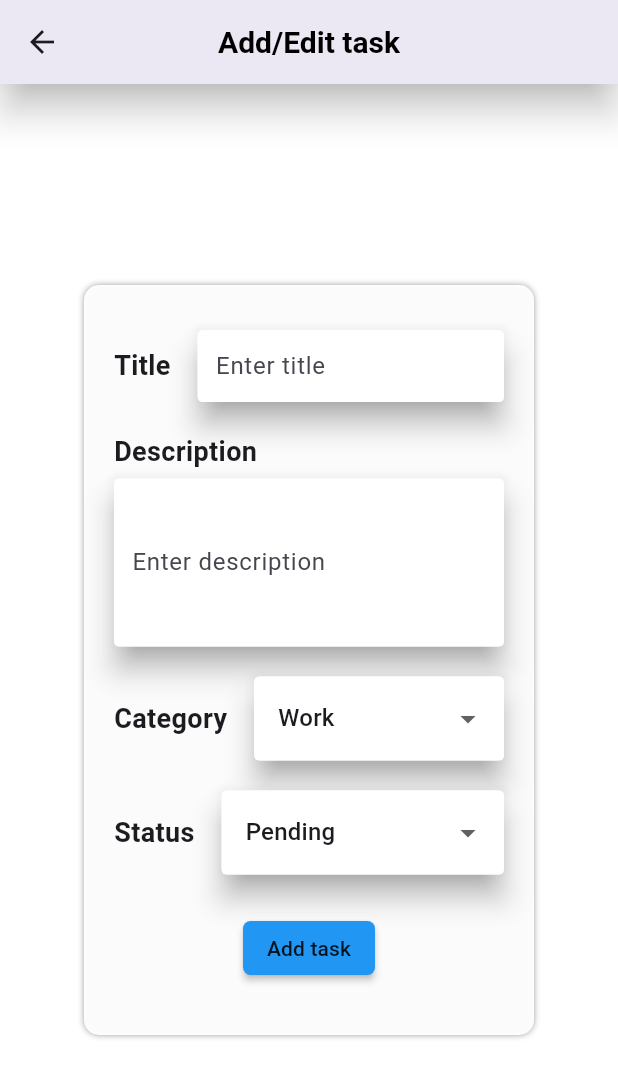
After one commit to YogeshPeriyasamy/todoApp, a Flutter app: the screen it shows after launch, after a tap on "Add task", on a phone screen of 412 x 824 dp. The commit adds this screen. Shown: the top 1078 px of the screen. Run offline on Flutter 3.47's test engine with Material 3 defaults, Android fonts, the phone set to English and light mode, and no system bars; our stand-ins replace shared_preferences, stacked, stacked_services, stacked_shared.

Commit message:
added form for adding task

```diff
--- a/lib/app/app.dart
+++ b/lib/app/app.dart
@@ -6,6 +6,8 @@ import 'package:stacked/stacked_annotations.dart';
 import 'package:stacked_services/stacked_services.dart';
 import 'package:realtodo/ui/views/dashboard/dashboard_view.dart';
 import 'package:realtodo/services/prefs_service_service.dart';
+import 'package:realtodo/ui/views/addtask/addtask_view.dart';
+import 'package:realtodo/services/themetoggle_service.dart';
 // @stacked-import
 
 @StackedApp(
@@ -13,6 +15,7 @@ import 'package:realtodo/services/prefs_service_service.dart';
     MaterialRoute(page: HomeView),
     MaterialRoute(page: StartupView),
     MaterialRoute(page: DashboardView),
+    MaterialRoute(page: AddtaskView),
 // @stacked-route
   ],
   dependencies: [
@@ -20,6 +23,7 @@ import 'package:realtodo/services/prefs_service_service.dart';
     LazySingleton(classType: DialogService),
     LazySingleton(classType: NavigationService),
     LazySingleton(classType: PrefsServiceService),
+    LazySingleton(classType: ThemetoggleService),
 // @stacked-service
   ],
   bottomsheets: [
--- a/lib/app/app.locator.dart
+++ b/lib/app/app.locator.dart
@@ -12,6 +12,7 @@ import 'package:stacked_services/src/navigation/navigation_service.dart';
 import 'package:stacked_shared/stacked_shared.dart';
 
 import '../services/prefs_service_service.dart';
+import '../services/themetoggle_service.dart';
 
 final locator = StackedLocator.instance;
 
@@ -28,4 +29,5 @@ Future<void> setupLocator({
   locator.registerLazySingleton(() => DialogService());
   locator.registerLazySingleton(() => NavigationService());
   locator.registerLazySingleton(() => PrefsServiceService());
+  locator.registerLazySingleton(() => ThemetoggleService());
 }
--- a/lib/app/app.router.dart
+++ b/lib/app/app.router.dart
@@ -5,13 +5,14 @@
 // **************************************************************************
 
 // ignore_for_file: no_leading_underscores_for_library_prefixes
-import 'package:flutter/material.dart' as _i5;
+import 'package:flutter/material.dart' as _i6;
 import 'package:flutter/material.dart';
+import 'package:realtodo/ui/views/addtask/addtask_view.dart' as _i5;
 import 'package:realtodo/ui/views/dashboard/dashboard_view.dart' as _i4;
 import 'package:realtodo/ui/views/home/home_view.dart' as _i2;
 import 'package:realtodo/ui/views/startup/startup_view.dart' as _i3;
 import 'package:stacked/stacked.dart' as _i1;
-import 'package:stacked_services/stacked_services.dart' as _i6;
+import 'package:stacked_services/stacked_services.dart' as _i7;
 
 class Routes {
   static const homeView = '/home-view';
@@ -20,10 +21,13 @@ class Routes {
 
   static const dashboardView = '/dashboard-view';
 
+  static const addtaskView = '/addtask-view';
+
   static const all = <String>{
     homeView,
     startupView,
     dashboardView,
+    addtaskView,
   };
 }
 
@@ -41,24 +45,37 @@ class StackedRouter extends _i1.RouterBase {
       Routes.dashboardView,
       page: _i4.DashboardView,
     ),
+    _i1.RouteDef(
+      Routes.addtaskView,
+      page: _i5.AddtaskView,
+    ),
   ];
 
   final _pagesMap = <Type, _i1.StackedRouteFactory>{
     _i2.HomeView: (data) {
-      return _i5.MaterialPageRoute<dynamic>(
+      return _i6.MaterialPageRoute<dynamic>(
         builder: (context) => const _i2.HomeView(),
         settings: data,
       );
     },
     _i3.StartupView: (data) {
-      return _i5.MaterialPageRoute<dynamic>(
+      return _i6.MaterialPageRoute<dynamic>(
         builder: (context) => const _i3.StartupView(),
         settings: data,
       );
     },
     _i4.DashboardView: (data) {
-      return _i5.MaterialPageRoute<dynamic>(
-        builder: (context) =>  _i4.DashboardView(),
+      final args = data.getArgs<DashboardViewArguments>(
+        orElse: () => const DashboardViewArguments(),
+      );
+      return _i6.MaterialPageRoute<dynamic>(
+        builder: (context) => _i4.DashboardView(key: args.key),
+        settings: data,
+      );
+    },
+    _i5.AddtaskView: (data) {
+      return _i6.MaterialPageRoute<dynamic>(
+        builder: (context) => const _i5.AddtaskView(),
         settings: data,
       );
     },
@@ -71,7 +88,29 @@ class StackedRouter extends _i1.RouterBase {
   Map<Type, _i1.StackedRouteFactory> get pagesMap => _pagesMap;
 }
 
-extension NavigatorStateExtension on _i6.NavigationService {
+class DashboardViewArguments {
+  const DashboardViewArguments({this.key});
+
+  final _i6.Key? key;
+
+  @override
+  String toString() {
+    return '{"key": "$key"}';
+  }
+
+  @override
+  bool operator ==(covariant DashboardViewArguments other) {
+    if (identical(this, other)) return true;
+    return other.key == key;
+  }
+
+  @override
+  int get hashCode {
+    return key.hashCode;
+  }
+}
+
+extension NavigatorStateExtension on _i7.NavigationService {
   Future<dynamic> navigateToHomeView([
     int? routerId,
     bool preventDuplicates = true,
@@ -100,14 +139,30 @@ extension NavigatorStateExtension on _i6.NavigationService {
         transition: transition);
   }
 
-  Future<dynamic> navigateToDashboardView([
+  Future<dynamic> navigateToDashboardView({
+    _i6.Key? key,
+    int? routerId,
+    bool preventDuplicates = true,
+    Map<String, String>? parameters,
+    Widget Function(BuildContext, Animation<double>, Animation<double>, Widget)?
+        transition,
+  }) async {
+    return navigateTo<dynamic>(Routes.dashboardView,
+        arguments: DashboardViewArguments(key: key),
+        id: routerId,
+        preventDuplicates: preventDuplicates,
+        parameters: parameters,
+        transition: transition);
+  }
+
+  Future<dynamic> navigateToAddtaskView([
     int? routerId,
     bool preventDuplicates = true,
     Map<String, String>? parameters,
     Widget Function(BuildContext, Animation<double>, Animation<double>, Widget)?
         transition,
   ]) async {
-    return navigateTo<dynamic>(Routes.dashboardView,
+    return navigateTo<dynamic>(Routes.addtaskView,
         id: routerId,
         preventDuplicates: preventDuplicates,
         parameters: parameters,
@@ -142,14 +197,30 @@ extension NavigatorStateExtension on _i6.NavigationService {
         transition: transition);
   }
 
-  Future<dynamic> replaceWithDashboardView([
+  Future<dynamic> replaceWithDashboardView({
+    _i6.Key? key,
+    int? routerId,
+    bool preventDuplicates = true,
+    Map<String, String>? parameters,
+    Widget Function(BuildContext, Animation<double>, Animation<double>, Widget)?
+        transition,
+  }) async {
+    return replaceWith<dynamic>(Routes.dashboardView,
+        arguments: DashboardViewArguments(key: key),
+        id: routerId,
+        preventDuplicates: preventDuplicates,
+        parameters: parameters,
+        transition: transition);
+  }
+
+  Future<dynamic> replaceWithAddtaskView([
     int? routerId,
     bool preventDuplicates = true,
     Map<String, String>? parameters,
     Widget Function(BuildContext, Animation<double>, Animation<double>, Widget)?
         transition,
   ]) async {
-    return replaceWith<dynamic>(Routes.dashboardView,
+    return replaceWith<dynamic>(Routes.addtaskView,
         id: routerId,
         preventDuplicates: preventDuplicates,
         parameters: parameters,
--- a/lib/services/prefs_service_service.dart
+++ b/lib/services/prefs_service_service.dart
@@ -5,11 +5,9 @@ import '../models/todo_model.dart';
 class PrefsServiceService {
   static String listName = "todoList";
 
-  static Future<void> addTodos() async{
+  static Future<void> addTodos() async {}
 
-  }
-
-  static Future<List<Todo>> getTodos() async{
+  static Future<List<Todo>> getTodos() async {
     return [];
   }
 }
--- /dev/null
+++ b/lib/services/themetoggle_service.dart
@@ -0,0 +1,19 @@
+import 'package:stacked/stacked.dart';
+
+class ThemetoggleService with ReactiveServiceMixin {
+  bool _isDark = false;
+
+  bool get isDark => _isDark;
+
+  ThemetoggleService() {
+    listenToReactiveValues([_isDarkreactive]);
+  }
+
+  final ReactiveValue<bool> _isDarkreactive = ReactiveValue(false);
+
+  void toggleTheme() {
+    _isDarkreactive.value = !_isDarkreactive.value;
+    _isDark = _isDarkreactive.value;
+    notifyListeners();
+  }
+}
--- /dev/null
+++ b/lib/ui/views/addtask/addtask_view.dart
@@ -0,0 +1,202 @@
+import 'package:flutter/material.dart';
+import 'package:stacked/stacked.dart';
+
+import 'addtask_viewmodel.dart';
+
+class AddtaskView extends StackedView<AddtaskViewModel> {
+  const AddtaskView({Key? key}) : super(key: key);
+
+  @override
+  Widget builder(
+    BuildContext context,
+    AddtaskViewModel viewModel,
+    Widget? child,
+  ) {
+    return Scaffold(
+      appBar: AppBar(
+        backgroundColor: viewModel.isDark ? Colors.black : Colors.white,
+        elevation: 10,
+        shadowColor: viewModel.isDark ? Colors.white : Colors.black,
+        title: Text(
+          "Add/Edit task",
+          style: TextStyle(
+              fontSize: 20,
+              fontWeight: FontWeight.bold,
+              color: viewModel.isDark ? Colors.white : Colors.black),
+        ),
+        centerTitle: true,
+      ),
+      body: Container(
+        color: viewModel.isDark ? Colors.black : Colors.white,
+        child: Center(
+          child: Container(
+            width: 300,
+            height: 500,
+            decoration: BoxDecoration(
+                borderRadius: BorderRadius.circular(10),
+                color: viewModel.isDark
+                    ? Colors.white
+                    : const Color.fromARGB(244, 255, 255, 255),
+                boxShadow: List.filled(
+                    1, BoxShadow(blurRadius: 3, color: Colors.grey))),
+            padding: EdgeInsets.only(top: 30, bottom: 30, left: 20, right: 20),
+            child: Column(
+              crossAxisAlignment: CrossAxisAlignment.start,
+              children: [
+                Row(
+                  children: [
+                    Container(
+                        padding: EdgeInsets.only(right: 18),
+                        child: Text(
+                          "Title",
+                          style: TextStyle(
+                              fontSize: 18, fontWeight: FontWeight.w700),
+                        )),
+                    Expanded(
+                      child: Material(
+                        elevation: 8,
+                        shape: RoundedRectangleBorder(
+                            borderRadius: BorderRadiusGeometry.circular(3)),
+                        shadowColor: Colors.grey,
+                        child: TextField(
+                            decoration: const InputDecoration(
+                                border: OutlineInputBorder(
+                                    borderSide: BorderSide.none),
+                                contentPadding: EdgeInsets.all(8),
+                                filled: true,
+                                fillColor: Colors.white,
+                                labelText: "Enter title")),
+                      ),
+                    )
+                  ],
+                ),
+                SizedBox(
+                  height: 20,
+                ),
+                Text(
+                  "Description",
+                  style: TextStyle(fontSize: 18, fontWeight: FontWeight.w700),
+                ),
+                SizedBox(
+                  height: 5,
+                ),
+                Material(
+                  elevation: 8,
+                  shape: RoundedRectangleBorder(
+                      borderRadius: BorderRadiusGeometry.circular(3)),
+                  shadowColor: Colors.grey,
+                  child: TextField(
+                      maxLines: null,
+                      minLines: 4,
+                      decoration: const InputDecoration(
+                          border:
+                              OutlineInputBorder(borderSide: BorderSide.none),
+                          contentPadding: EdgeInsets.all(8),
+                          filled: true,
+                          fillColor: Colors.white,
+                          labelText: "Enter description")),
+                ),
+                SizedBox(
+                  height: 20,
+                ),
+                Row(
+                  children: [
+                    Container(
+                        padding: EdgeInsets.only(right: 18),
+                        child: Text(
+                          "Category",
+                          style: TextStyle(
+                              fontSize: 18, fontWeight: FontWeight.w700),
+                        )),
+                    Expanded(
+                      child: Material(
+                        elevation: 8,
+                        shape: RoundedRectangleBorder(
+                            borderRadius: BorderRadiusGeometry.circular(3)),
+                        shadowColor: Colors.grey,
+                        child: DropdownButtonFormField<String>(
+                            initialValue: viewModel.selectedCategory,
+                            items: viewModel.categories.map((category) {
+                              return DropdownMenuItem<String>(
+                                child: Text(category),
+                                value: category,
+                              );
+                            }).toList(),
+                            decoration: InputDecoration(
+                                filled: true,
+                                fillColor: Colors.white,
+                                border: OutlineInputBorder(
+                                    borderSide: BorderSide.none)),
+                            onChanged: (value) {
+                              viewModel.setCategory(value);
+                            }),
+                      ),
+                    )
+                  ],
+                ),
+                SizedBox(
+                  height: 20,
+                ),
+                Row(
+                  children: [
+                    Container(
+                        padding: EdgeInsets.only(right: 18),
+                        child: Text(
+                          "Status",
+                          style: TextStyle(
+                              fontSize: 18, fontWeight: FontWeight.w700),
+                        )),
+                    Expanded(
+                      child: Material(
+                        elevation: 8,
+                        shape: RoundedRectangleBorder(
+                            borderRadius: BorderRadiusGeometry.circular(3)),
+                        shadowColor: Colors.grey,
+                        child: DropdownButtonFormField<String>(
+                            initialValue: viewModel.status,
+                            items: viewModel.statusList.map((stat) {
+                              return DropdownMenuItem<String>(
+                                child: Text(stat),
+                                value: stat,
+                              );
+                            }).toList(),
+                            decoration: InputDecoration(
+                                filled: true,
+                                fillColor: Colors.white,
+                                border: OutlineInputBorder(
+                                    borderSide: BorderSide.none)),
+                            onChanged: (value) {
+                              viewModel.setCategory(value);
+                            }),
+                      ),
+                    )
+                  ],
+                ),
+                SizedBox(
+                  height: 25,
+                ),
+                Center(
+                  child: MaterialButton(
+                    padding: EdgeInsets.zero,
+                    color: Colors.blue,
+                    shape: RoundedRectangleBorder(
+                      borderRadius: BorderRadius.circular(5),
+                    ),
+                    onPressed: () {},
+                    child: Text("Add task"),
+                  ),
+                )
+              ],
+            ),
+          ),
+        ),
+      ),
+    );
+  }
+
+  @override
+  AddtaskViewModel viewModelBuilder(
+    BuildContext context,
+  ) =>
+      AddtaskViewModel();
+}
--- /dev/null
+++ b/lib/ui/views/addtask/addtask_viewmodel.dart
@@ -0,0 +1,21 @@
+import 'package:realtodo/app/app.locator.dart';
+import 'package:realtodo/services/themetoggle_service.dart';
+import 'package:stacked/stacked.dart';
+
+class AddtaskViewModel extends BaseViewModel {
+  final ThemetoggleService _themeService = locator<ThemetoggleService>();
+
+  bool get isDark => _themeService.isDark;
+
+  String selectedCategory = "Work";
+  List<String> categories = ["Work", "Personal", "Home", "Urgent", "Health"];
+  void setCategory(category) {
+    selectedCategory = category;
+  }
+
+  String status = "Pending";
+  List<String> statusList = ["Pending", "Completed"];
+  void setStatus(stat) {
+    status = stat;
+  }
+}
--- a/lib/ui/views/dashboard/dashboard_view.dart
+++ b/lib/ui/views/dashboard/dashboard_view.dart
@@ -64,7 +64,8 @@ class DashboardView extends StackedView<DashboardViewModel> {
               margin: EdgeInsets.only(top: 10, bottom: 10, left: 50, right: 50),
               padding: EdgeInsets.all(11),
               decoration: BoxDecoration(
-                  borderRadius: BorderRadius.circular(8), color: const Color.fromARGB(255, 172, 211, 243)),
+                  borderRadius: BorderRadius.circular(8),
+                  color: const Color.fromARGB(255, 172, 211, 243)),
               child: Column(
                 children: [
                   Row(
@@ -151,11 +152,16 @@ class DashboardView extends StackedView<DashboardViewModel> {
           ],
         ),
       ),
-      floatingActionButton: Container(
-          decoration: BoxDecoration(
-              borderRadius: BorderRadius.circular(8), color: Colors.blue),
-          padding: const EdgeInsets.all(5),
-          child: const Text("Add task")),
+      floatingActionButton: GestureDetector(
+        onTap: () {
+          viewModel.navigateToAddtaskview();
+        },
+        child: Container(
+            decoration: BoxDecoration(
+                borderRadius: BorderRadius.circular(8), color: Colors.blue),
+            padding: const EdgeInsets.all(5),
+            child: const Text("Add task")),
+      ),
     );
   }
 
--- a/lib/ui/views/dashboard/dashboard_viewmodel.dart
+++ b/lib/ui/views/dashboard/dashboard_viewmodel.dart
@@ -1,16 +1,21 @@
 import 'package:flutter/material.dart';
 import 'package:realtodo/app/app.locator.dart';
+import 'package:realtodo/app/app.router.dart';
 import 'package:realtodo/services/prefs_service_service.dart';
+import 'package:realtodo/services/themetoggle_service.dart';
 import 'package:stacked/stacked.dart';
+import 'package:stacked_services/stacked_services.dart';
 import '../../../models/todo_model.dart';
 
 class DashboardViewModel extends BaseViewModel {
   final PrefsServiceService _prefService = locator<PrefsServiceService>();
+  final NavigationService navigator = locator<NavigationService>();
+  final _themeService = locator<ThemetoggleService>();
 
   List<Todo> _todos = [];
   List get todos => _todos;
 
-  bool isDarkThemed = false;
+  bool get isDarkThemed => _themeService.isDark;
 
   List<String> categoryList = ["Work", "Personal", "Home", "Urgent", "Health"];
 
@@ -32,7 +37,7 @@ class DashboardViewModel extends BaseViewModel {
   }
 
   void toggleTheme() {
-    isDarkThemed = !isDarkThemed;
+    _themeService.toggleTheme();
     notifyListeners();
   }
 
@@ -44,4 +49,8 @@ class DashboardViewModel extends BaseViewModel {
   void setSearch(String text) {
     searchedText = text;
   }
+
+  void navigateToAddtaskview() {
+    navigator.navigateTo(Routes.addtaskView);
+  }
 }
```
Also changed, not shown: 4 other files.
